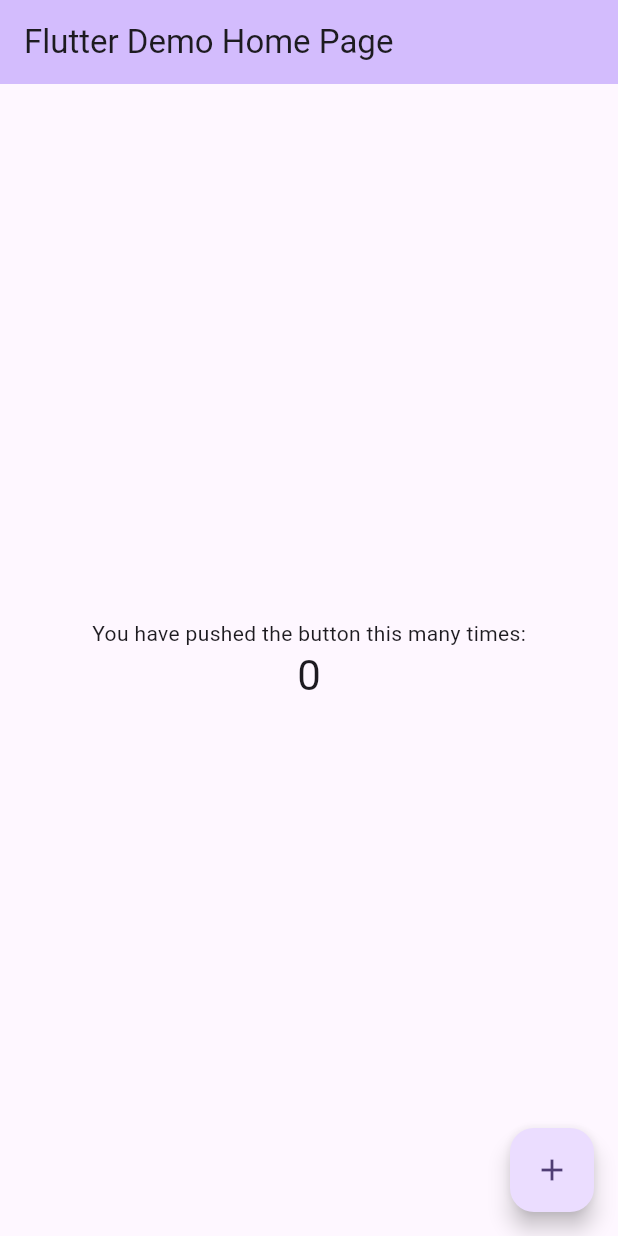
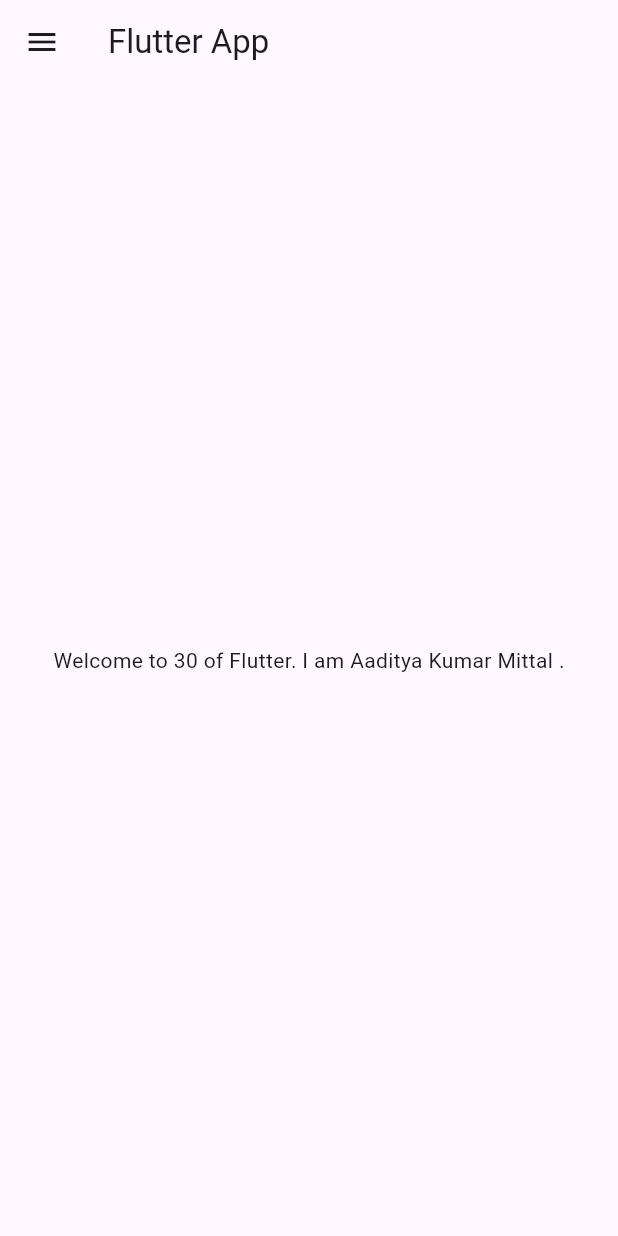
Before and after one commit to Aaditya-Kumar-Mittal/flutter_handson, a Flutter app: the screen it shows after launch, on a phone screen of 412 x 824 dp. Run offline on Flutter 3.47's test engine with Material 3 defaults, Android fonts, the light colour scheme and no system bars.

Commit message:
began: Revision Started

```diff
--- /dev/null
+++ b/lib/HomePage.dart
@@ -0,0 +1,29 @@
+import 'package:flutter/material.dart';
+
+class HomePage extends StatelessWidget {
+  const HomePage({super.key});
+
+  @override
+  Widget build(BuildContext context) {
+    int days = 30;
+
+    String name = "Aaditya Kumar Mittal";
+
+    // for var the compiler will determine the data type
+    var day = 5;
+
+    const pi = 3.014;
+
+    final list = [
+      "Okay",
+    ]; // If final has some list, it can be modified, but otherwise it won't be modified.
+
+    return Scaffold(
+      appBar: AppBar(title: Text("Flutter App")),
+
+      body: Center(child: Text("Welcome to $days of Flutter. I am $name .")),
+
+      drawer: Drawer(),
+    );
+  }
+}
--- a/lib/main.dart
+++ b/lib/main.dart
@@ -1,4 +1,5 @@
 import 'package:flutter/material.dart';
+import 'package:revision_flutter/HomePage.dart';
 
 void main() {
   runApp(const MyApp());
@@ -10,114 +11,6 @@ class MyApp extends StatelessWidget {
   // This widget is the root of your application.
   @override
   Widget build(BuildContext context) {
-    return MaterialApp(
-      title: 'Flutter Demo',
-      theme: ThemeData(
-        // This is the theme of your application.
-        //
-        // TRY THIS: Try running your application with "flutter run". You'll see
-        // the application has a purple toolbar. Then, without quitting the app,
-        // try changing the seedColor in the colorScheme below to Colors.green
-        // and then invoke "hot reload" (save your changes or press the "hot
-        // reload" button in a Flutter-supported IDE, or press "r" if you used
-        // the command line to start the app).
-        //
-        // Notice that the counter didn't reset back to zero; the application
-        // state is not lost during the reload. To reset the state, use hot
-        // restart instead.
-        //
-        // This works for code too, not just values: Most code changes can be
-        // tested with just a hot reload.
-        colorScheme: ColorScheme.fromSeed(seedColor: Colors.deepPurple),
-      ),
-      home: const MyHomePage(title: 'Flutter Demo Home Page'),
-      debugShowCheckedModeBanner: false,
-    );
+    return MaterialApp(home: HomePage());
   }
 }
-
-class MyHomePage extends StatefulWidget {
-  const MyHomePage({super.key, required this.title});
-
-  // This widget is the home page of your application. It is stateful, meaning
-  // that it has a State object (defined below) that contains fields that affect
-  // how it looks.
-
-  // This class is the configuration for the state. It holds the values (in this
-  // case the title) provided by the parent (in this case the App widget) and
-  // used by the build method of the State. Fields in a Widget subclass are
-  // always marked "final".
-
-  final String title;
-
-  @override
-  State<MyHomePage> createState() => _MyHomePageState();
-}
-
-class _MyHomePageState extends State<MyHomePage> {
-  int _counter = 0;
-
-  void _incrementCounter() {
-    setState(() {
-      // This call to setState tells the Flutter framework that something has
-      // changed in this State, which causes it to rerun the build method below
-      // so that the display can reflect the updated values. If we changed
-      // _counter without calling setState(), then the build method would not be
-      // called again, and so nothing would appear to happen.
-      _counter++;
-    });
-  }
-
-  @override
-  Widget build(BuildContext context) {
-    // This method is rerun every time setState is called, for instance as done
-    // by the _incrementCounter method above.
-    //
-    // The Flutter framework has been optimized to make rerunning build methods
-    // fast, so that you can just rebuild anything that needs updating rather
-    // than having to individually change instances of widgets.
-    return Scaffold(
-      appBar: AppBar(
-        // TRY THIS: Try changing the color here to a specific color (to
-        // Colors.amber, perhaps?) and trigger a hot reload to see the AppBar
-        // change color while the other colors stay the same.
-        backgroundColor: Theme.of(context).colorScheme.inversePrimary,
-        // Here we take the value from the MyHomePage object that was created by
-        // the App.build method, and use it to set our appbar title.
-        title: Text(widget.title),
-      ),
-      body: Center(
-        // Center is a layout widget. It takes a single child and positions it
-        // in the middle of the parent.
-        child: Column(
-          // Column is also a layout widget. It takes a list of children and
-          // arranges them vertically. By default, it sizes itself to fit its
-          // children horizontally, and tries to be as tall as its parent.
-          //
-          // Column has various properties to control how it sizes itself and
-          // how it positions its children. Here we use mainAxisAlignment to
-          // center the children vertically; the main axis here is the vertical
-          // axis because Columns are vertical (the cross axis would be
-          // horizontal).
-          //
-          // TRY THIS: Invoke "debug painting" (choose the "Toggle Debug Paint"
-          // action in the IDE, or press "p" in the console), to see the
-          // wireframe for each widget.
-          mainAxisAlignment: MainAxisAlignment.center,
-          children: <Widget>[
-            const Text('You have pushed the button this many times:'),
-            Text(
-              '$_counter',
-              style: Theme.of(context).textTheme.headlineMedium,
-            ),
-          ],
-        ),
-      ),
-      floatingActionButton: FloatingActionButton(
-        onPressed: _incrementCounter,
-        tooltip: 'Increment',
-        child: const Icon(Icons.add),
-      ), // This trailing comma makes auto-formatting nicer for build methods.
-    );
-  }
-}
```
